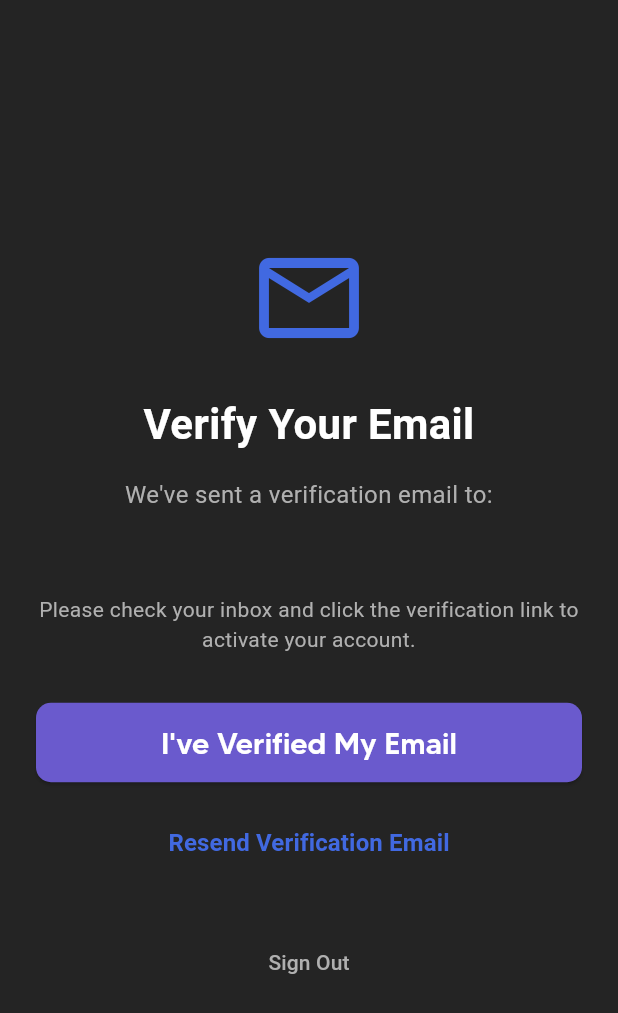
After one commit to Golden76z/workin_fit, a Flutter app: the EmailVerificationView screen opened directly, after a tap on "Sign Out", on a phone screen of 412 x 824 dp. The commit adds this screen. Shown: the top 1013 px of the screen. Run offline on Flutter 3.47's test engine with Material 3 defaults, Android fonts, the phone set to English and light mode, and no system bars; our stand-ins replace cloud_firestore, connectivity_plus, firebase_auth, firebase_core, flutter_riverpod, google_sign_in and 4 more; accounts and stored records are empty; network calls fail.

Commit message:
auth: widget for dialogs - email confirmation after successful registration - error handling & states done

```diff
--- /dev/null
+++ b/lib/views/auth/email_verification_view.dart
@@ -0,0 +1,248 @@
+import 'package:flutter/material.dart';
+import 'package:flutter_riverpod/flutter_riverpod.dart';
+import 'package:workin_fit/core/theme/colors.dart';
+import 'package:workin_fit/core/errors/auth_exception.dart';
+import 'package:workin_fit/providers/auth_provider.dart';
+import 'package:workin_fit/widgets/app_dialog.dart';
+import 'package:workin_fit/widgets/button.dart';
+
+class EmailVerificationView extends ConsumerStatefulWidget {
+  const EmailVerificationView({super.key});
+
+  @override
+  ConsumerState<EmailVerificationView> createState() =>
+      _EmailVerificationViewState();
+}
+
+class _EmailVerificationViewState
+    extends ConsumerState<EmailVerificationView> {
+  bool _isResending = false;
+  bool _isChecking = false;
+
+  String? get _userEmail => ref.read(currentUserProvider)?.email;
+
+  Future<void> _checkVerification() async {
+    setState(() => _isChecking = true);
+
+    try {
+      // Reload user to get latest verification status
+      await ref.read(authActionsProvider).reloadUser();
+
+      if (!mounted) return;
+
+      final user = ref.read(currentUserProvider);
+      if (user?.emailVerified ?? false) {
+        // Email is verified, navigation will be handled by auth state listener
+        if (mounted) {
+          ScaffoldMessenger.of(context).showSnackBar(
+            SnackBar(
+              content: const Text('Email verified successfully!'),
+              backgroundColor: AppColors.success,
+              behavior: SnackBarBehavior.floating,
+              shape: RoundedRectangleBorder(
+                borderRadius: BorderRadius.circular(8),
+              ),
+            ),
+          );
+        }
+      } else {
+        if (mounted) {
+          ScaffoldMessenger.of(context).showSnackBar(
+            SnackBar(
+              content: const Text('Email not verified yet. Please check your inbox.'),
+              backgroundColor: AppColors.warning,
+              behavior: SnackBarBehavior.floating,
+              shape: RoundedRectangleBorder(
+                borderRadius: BorderRadius.circular(8),
+              ),
+            ),
+          );
+        }
+      }
+    } catch (e) {
+      if (mounted) {
+        final errorMessage = e is AuthException
+            ? e.message
+            : e.toString().replaceAll('Exception: ', '');
+
+        ScaffoldMessenger.of(context).showSnackBar(
+          SnackBar(
+            content: Text(errorMessage),
+            backgroundColor: AppColors.error,
+            behavior: SnackBarBehavior.floating,
+            shape: RoundedRectangleBorder(
+              borderRadius: BorderRadius.circular(8),
+            ),
+            duration: const Duration(seconds: 4),
+          ),
+        );
+      }
+    } finally {
+      if (mounted) setState(() => _isChecking = false);
+    }
+  }
+
+  Future<void> _resendVerificationEmail() async {
+    setState(() => _isResending = true);
+
+    try {
+      await ref.read(authActionsProvider).sendEmailVerification();
+
+      if (!mounted) return;
+
+      AppDialog.show(
+        context: context,
+        title: 'Verification Email Sent',
+        content:
+            'A new verification email has been sent to $_userEmail. Please check your inbox.',
+        icon: Icons.email_outlined,
+        primaryButtonLabel: 'OK',
+      );
+    } catch (e) {
+      if (mounted) {
+        final errorMessage = e is AuthException
+            ? e.message
+            : e.toString().replaceAll('Exception: ', '');
+
+        ScaffoldMessenger.of(context).showSnackBar(
+          SnackBar(
+            content: Text(errorMessage),
+            backgroundColor: AppColors.error,
+            behavior: SnackBarBehavior.floating,
+            shape: RoundedRectangleBorder(
+              borderRadius: BorderRadius.circular(8),
+            ),
+            duration: const Duration(seconds: 4),
+          ),
+        );
+      }
+    } finally {
+      if (mounted) setState(() => _isResending = false);
+    }
+  }
+
+  Future<void> _signOut() async {
+    try {
+      await ref.read(authActionsProvider).signOut();
+    } catch (e) {
+      if (mounted) {
+        final errorMessage = e is AuthException
+            ? e.message
+            : e.toString().replaceAll('Exception: ', '');
+
+        ScaffoldMessenger.of(context).showSnackBar(
+          SnackBar(
+            content: Text('Error signing out: $errorMessage'),
+            backgroundColor: AppColors.error,
+            behavior: SnackBarBehavior.floating,
+            shape: RoundedRectangleBorder(
+              borderRadius: BorderRadius.circular(8),
+            ),
+            duration: const Duration(seconds: 4),
+          ),
+        );
+      }
+    }
+  }
+
+  @override
+  Widget build(BuildContext context) {
+    return Scaffold(
+      backgroundColor: AppColors.surfaceVariant,
+      body: SafeArea(
+        child: Center(
+          child: SingleChildScrollView(
+            padding: const EdgeInsets.symmetric(horizontal: 24, vertical: 32),
+            child: Column(
+              mainAxisAlignment: MainAxisAlignment.center,
+              crossAxisAlignment: CrossAxisAlignment.stretch,
+              children: [
+                const Icon(
+                  Icons.email_outlined,
+                  size: 80,
+                  color: AppColors.accent,
+                ),
+                const SizedBox(height: 24),
+                const Text(
+                  'Verify Your Email',
+                  textAlign: TextAlign.center,
+                  style: TextStyle(
+                    color: AppColors.textPrimary,
+                    fontSize: 28,
+                    fontWeight: FontWeight.bold,
+                  ),
+                ),
+                const SizedBox(height: 16),
+                Text(
+                  'We\'ve sent a verification email to:',
+                  textAlign: TextAlign.center,
+                  style: TextStyle(
+                    color: AppColors.textSecondary,
+                    fontSize: 16,
+                  ),
+                ),
+                const SizedBox(height: 8),
+                if (_userEmail != null)
+                  Text(
+                    _userEmail!,
+                    textAlign: TextAlign.center,
+                    style: const TextStyle(
+                      color: AppColors.accent,
+                      fontSize: 16,
+                      fontWeight: FontWeight.w600,
+                    ),
+                  ),
+                const SizedBox(height: 24),
+                Text(
+                  'Please check your inbox and click the verification link to activate your account.',
+                  textAlign: TextAlign.center,
+                  style: TextStyle(
+                    color: AppColors.textSecondary,
+                    fontSize: 14,
+                  ),
+                ),
+                const SizedBox(height: 32),
+                AppButton(
+                  label: _isChecking ? 'Checking...' : 'I\'ve Verified My Email',
+                  onPressed: _isChecking ? null : _checkVerification,
+                ),
+                const SizedBox(height: 16),
+                TextButton(
+                  onPressed: _isResending ? null : _resendVerificationEmail,
+                  child: _isResending
+                      ? const SizedBox(
+                          height: 20,
+                          width: 20,
+                          child: CircularProgressIndicator(
+                            strokeWidth: 2,
+                            color: AppColors.accent,
+                          ),
+                        )
+                      : const Text(
+                          'Resend Verification Email',
+                          style: TextStyle(
+                            color: AppColors.accent,
+                            fontSize: 16,
+                            fontWeight: FontWeight.w600,
+                          ),
+                        ),
+                ),
+                const SizedBox(height: 32),
+                TextButton(
+                  onPressed: _signOut,
+                  child: const Text(
+                    'Sign Out',
+                    style: TextStyle(
+                      color: AppColors.textSecondary,
+                      fontSize: 14,
+                    ),
+                  ),
+                ),
+              ],
+            ),
+          ),
+        ),
+      ),
+    );
+  }
+}
```
Also changed, not shown: lib/main.dart (+15 -3 lines), lib/providers/auth_provider.dart (+26 -1 lines), lib/services/firestore_service.dart (+41 -0 lines), lib/views/auth/register_view.dart (+27 -52 lines), lib/widgets/app_dialog.dart (added, +145 -0 lines), 1 other file.
